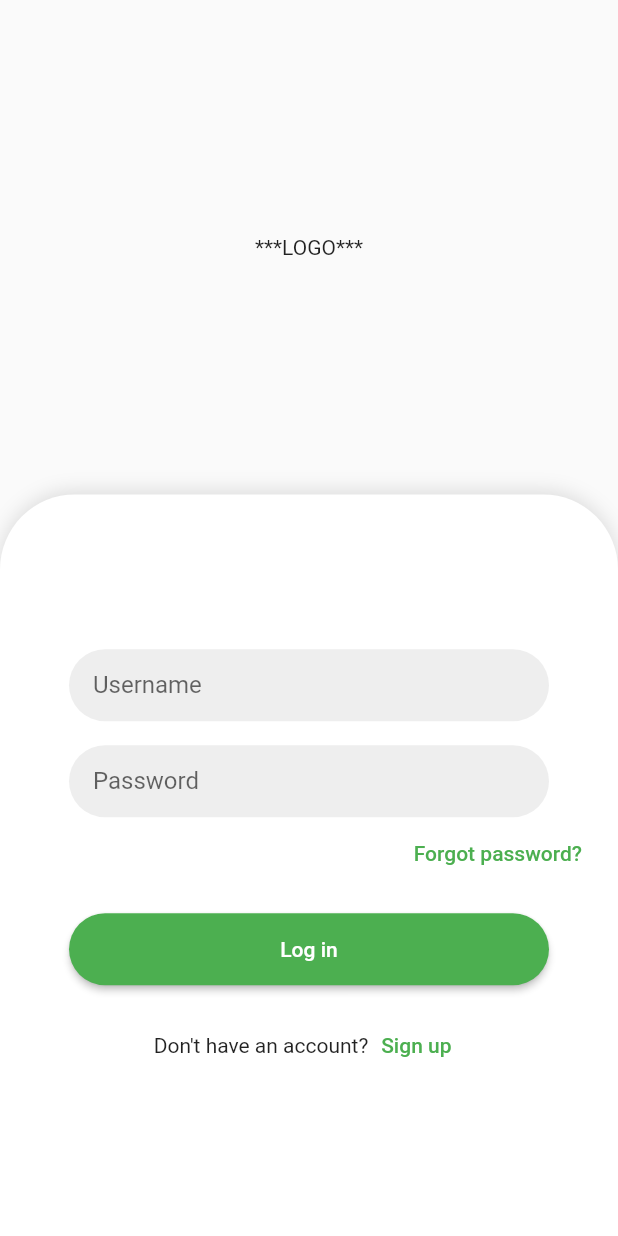
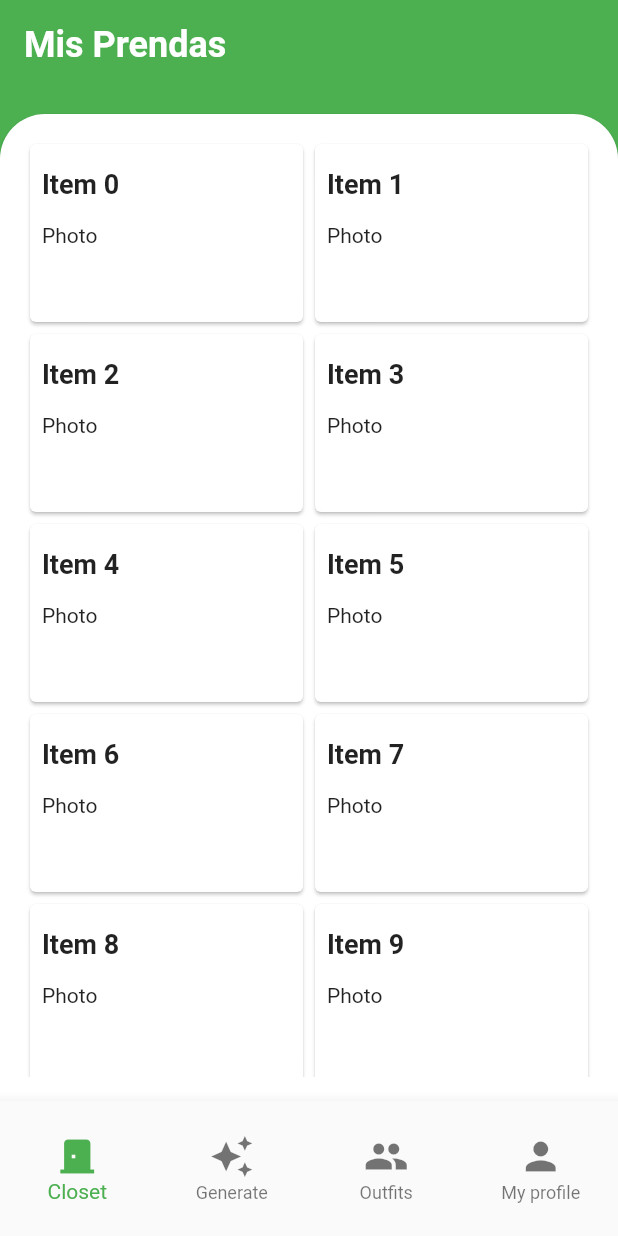
Before and after one commit to HenryCaicedo/Rackity, a Flutter app: the screen it shows after launch, after a tap on "Log in", on a phone screen of 412 x 824 dp. Run offline on Flutter 3.47's test engine with Material 2 defaults, Android fonts, the phone set to English and light mode, and no system bars.

Commit message:
Pestañas agregadas

```diff
--- a/lib/main.dart
+++ b/lib/main.dart
@@ -1,5 +1,6 @@
 import 'package:flutter/material.dart';
 import 'screens/login_screen.dart';
+import 'screens/tabs_screen.dart';
 
 void main() {
   runApp(const MyApp());
@@ -15,8 +16,20 @@ class MyApp extends StatelessWidget {
       title: 'Rackity',
       theme: ThemeData(
         primarySwatch: Colors.green, // Set the primary color to green
+        elevatedButtonTheme: ElevatedButtonThemeData(
+          style: ElevatedButton.styleFrom(
+            elevation: 0, // Set the standard elevation for all elevated buttons
+            shape: RoundedRectangleBorder(
+              borderRadius: BorderRadius.circular(
+                  20), // Set the standard border radius for all elevated buttons
+            ),
+          ),
+        ),
       ),
       home: const LoginScreen(),
+      routes: {
+        '/tabs': (context) => TabsScreen(),
+      },
     );
   }
 }
--- a/lib/screens/login_screen.dart
+++ b/lib/screens/login_screen.dart
@@ -88,9 +88,11 @@ class LoginScreen extends StatelessWidget {
                   const SizedBox(height: 16.0),
                   Container(
                     width: boxWidth,
-                    height: boxHeight, // Use the box height here
+                    height: boxHeight,
                     child: ElevatedButton(
-                      onPressed: () {},
+                      onPressed: () {
+                        Navigator.pushNamed(context, '/tabs');
+                      },
                       style: ElevatedButton.styleFrom(
                         shape: RoundedRectangleBorder(
                           borderRadius: BorderRadius.circular(borderRadius),
--- /dev/null
+++ b/lib/screens/tabs_screen.dart
@@ -0,0 +1,66 @@
+import 'package:flutter/material.dart';
+import '../tabs/search_tab.dart';
+import '../tabs/closet_tab.dart';
+import '../tabs/generate_tab.dart';
+import '../tabs/outfits_tab.dart';
+import '../tabs/profile_tab.dart';
+
+class TabsScreen extends StatefulWidget {
+  @override
+  _TabsScreenState createState() => _TabsScreenState();
+}
+
+class _TabsScreenState extends State<TabsScreen> {
+  int _selectedIndex = 0;
+  double _iconSize = 30.0;
+  bool showNames = true; // add the boolean variable
+
+  static List<Widget> _widgetOptions = <Widget>[
+    ClosetTab(),
+    GenerateTab(),
+    OutfitsTab(),
+    ProfileTab(),
+  ];
+
+  void _onItemTapped(int index) {
+    setState(() {
+      _selectedIndex = index;
+    });
+  }
+
+  @override
+  Widget build(BuildContext context) {
+    return Scaffold(
+      appBar: null,
+      body: Center(
+        child: _widgetOptions.elementAt(_selectedIndex),
+      ),
+      bottomNavigationBar: SizedBox(
+        height: 90.0,
+        child: BottomNavigationBar(
+          type: BottomNavigationBarType.fixed,
+          currentIndex: _selectedIndex,
+          onTap: _onItemTapped,
+          items: [
+            BottomNavigationBarItem(
+              icon: Icon(Icons.door_back_door, size: _iconSize),
+              label: showNames ? 'Closet' : '',
+            ),
+            BottomNavigationBarItem(
+              icon: Icon(Icons.auto_awesome, size: _iconSize),
+              label: showNames ? 'Generate' : '',
+            ),
+            BottomNavigationBarItem(
+              icon: Icon(Icons.people, size: _iconSize),
+              label: showNames ? 'Outfits' : '',
+            ),
+            BottomNavigationBarItem(
+              icon: Icon(Icons.person, size: _iconSize),
+              label: showNames ? 'My profile' : '',
+            ),
+          ],
+        ),
+      ),
+    );
+  }
+}
--- /dev/null
+++ b/lib/tabs/closet_tab.dart
@@ -0,0 +1,91 @@
+import 'package:flutter/material.dart';
+
+class ClosetTab extends StatelessWidget {
+  const ClosetTab({Key? key}) : super(key: key);
+
+  @override
+  Widget build(BuildContext context) {
+    return Scaffold(
+      backgroundColor: Theme.of(context)
+          .colorScheme
+          .primary, // add this line to set the background color
+      body: SafeArea(
+        child: Column(
+          children: [
+            Container(
+              padding: EdgeInsets.all(16.0),
+              alignment: Alignment.centerLeft,
+              child: Text(
+                'Mis Prendas',
+                style: TextStyle(
+                  fontSize: 24.0,
+                  fontWeight: FontWeight.bold,
+                  color: Colors.white,
+                ),
+              ),
+            ),
+            Expanded(
+              child: Container(
+                // Set width to screen width
+                child: Card(
+                    shape: RoundedRectangleBorder(
+                      borderRadius: BorderRadius.only(
+                        topLeft: Radius.circular(30.0),
+                        topRight: Radius.circular(30.0),
+                      ),
+                    ),
+                    margin: EdgeInsets.fromLTRB(
+                        0.0, 16.0, 0.0, 0.0), // Added bottom padding of 0.0
+                    child: Padding(
+                      padding: EdgeInsets.all(16.0),
+                      child: GridView.builder(
+                        gridDelegate: SliverGridDelegateWithFixedCrossAxisCount(
+                          crossAxisCount: 2,
+                          childAspectRatio: MediaQuery.of(context).size.width /
+                              (MediaQuery.of(context).size.height / 3),
+                        ),
+                        itemCount: 20,
+                        itemBuilder: (BuildContext context, int index) {
+                          return Card(
+                            child: Column(
+                              crossAxisAlignment: CrossAxisAlignment.start,
+                              children: [
+                                SizedBox(
+                                  height: 8.0,
+                                ),
+                                Padding(
+                                  padding: EdgeInsets.all(8.0),
+                                  child: Text(
+                                    'Item $index',
+                                    style: TextStyle(
+                                      fontWeight: FontWeight.bold,
+                                      fontSize: 18.0,
+                                    ),
+                                  ),
+                                ),
+                                Padding(
+                                  padding: EdgeInsets.all(8.0),
+                                  child: Text(
+                                    'Photo',
+                                    style: TextStyle(
+                                      fontSize: 14.0,
+                                    ),
+                                  ),
+                                ),
+                                SizedBox(
+                                  height: 8.0,
+                                ),
+                              ],
+                            ),
+                          );
+                        },
+                      ),
+                    )),
+              ),
+            )
+          ],
+        ),
+      ),
+    );
+  }
+}
```
Also changed, not shown: lib/dialogs/logout_dialog.dart (added, +27 -0 lines), lib/tabs/generate_tab.dart (added, +132 -0 lines), lib/tabs/outfits_tab.dart (added, +91 -0 lines), lib/tabs/profile_tab.dart (added, +96 -0 lines), lib/tabs/search_tab.dart (added, +98 -0 lines).
